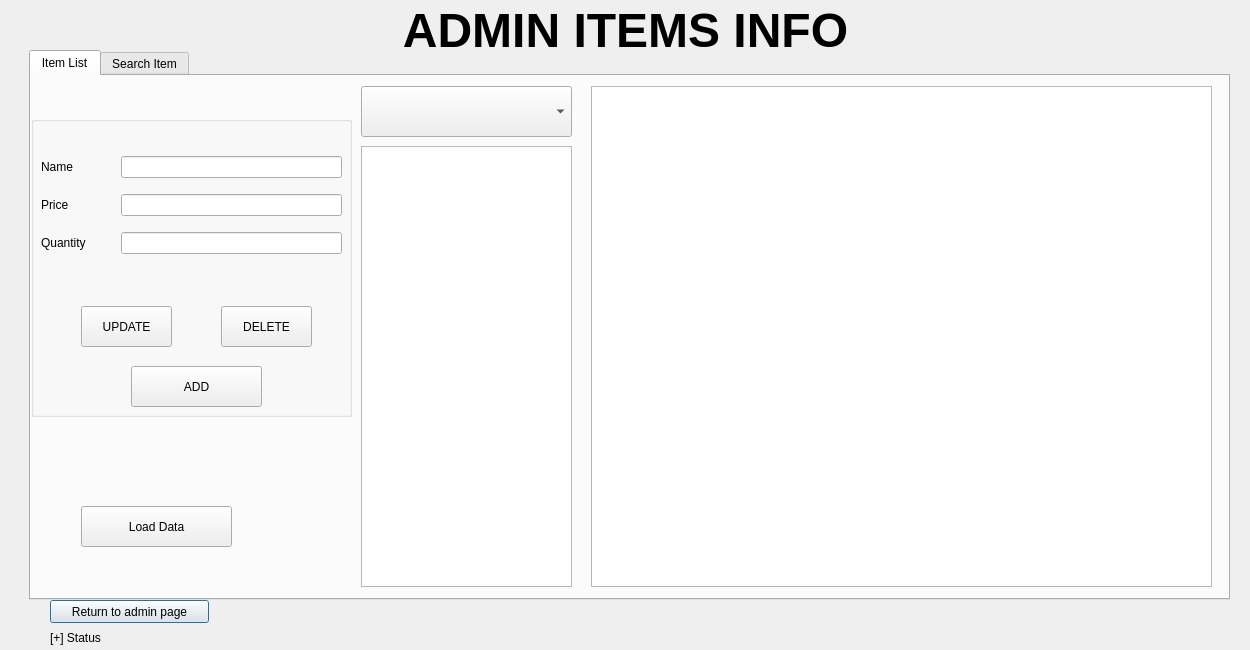
The window that Project2/admin_item_database.ui (tdragon00/CS1C_Project_2) describes before a commit, drawn with Qt 5.
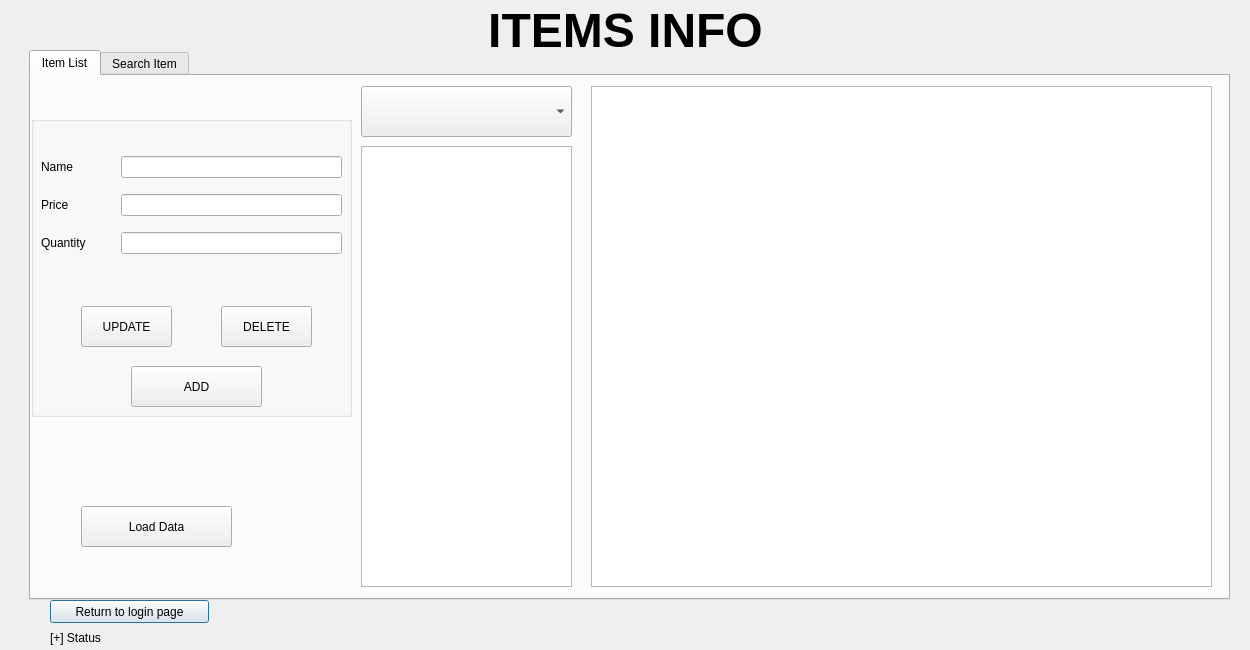
The same window after the commit. The open tabs and pages were chosen to show the change.

```diff
--- a/Project2/admin_item_database.ui
+++ b/Project2/admin_item_database.ui
@@ -23,7 +23,7 @@
     </rect>
    </property>
    <property name="text">
-    <string>Return to admin page</string>
+    <string>Return to login page</string>
    </property>
   </widget>
   <widget class="QTabWidget" name="tabWidget">
@@ -260,7 +260,7 @@
     </rect>
    </property>
    <property name="text">
-    <string>&lt;html&gt;&lt;head/&gt;&lt;body&gt;&lt;p align=&quot;center&quot;&gt;&lt;span style=&quot; font-size:36pt; font-weight:600;&quot;&gt;ADMIN ITEMS INFO&lt;/span&gt;&lt;/p&gt;&lt;/body&gt;&lt;/html&gt;</string>
+    <string>&lt;html&gt;&lt;head/&gt;&lt;body&gt;&lt;p align=&quot;center&quot;&gt;&lt;span style=&quot; font-size:36pt; font-weight:600;&quot;&gt; ITEMS INFO&lt;/span&gt;&lt;/p&gt;&lt;/body&gt;&lt;/html&gt;</string>
    </property>
   </widget>
   <widget class="QLabel" name="statusLine">
```
Left out of the diff: 6 changed lines with no effect on the pictures.
